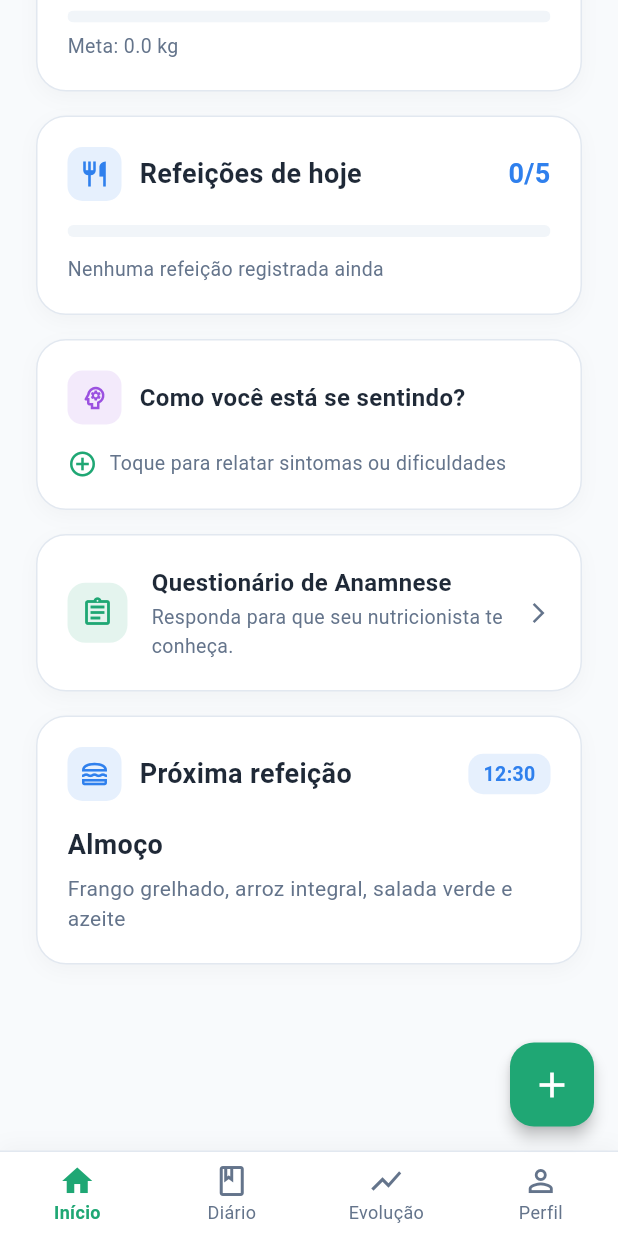
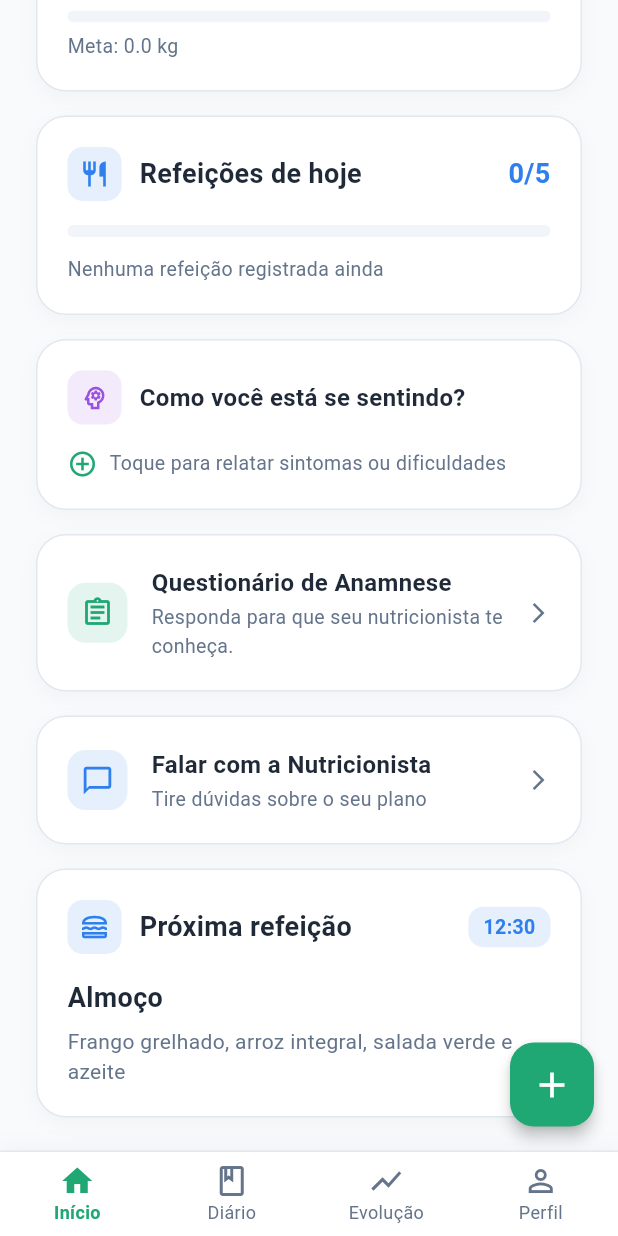
Before and after one commit to 435310/nutriflow, a Flutter app: the PatientDashboardPage screen opened by its route, scrolled down 286 dp, on a phone screen of 412 x 824 dp. Run offline on Flutter 3.47's test engine with Material 3 defaults, Android fonts, the phone set to English and light mode, and no system bars; our stand-ins replace image_picker, shared_preferences, supabase_flutter; accounts and stored records are empty.

Commit message:
feat: aplica seguranca RLS no Supabase, atualiza AuthService e reativa chat seguro

```diff
--- a/lib/screens/patient/dashboard/patient_dashboard_page.dart
+++ b/lib/screens/patient/dashboard/patient_dashboard_page.dart
@@ -216,7 +216,7 @@ class _PatientDashboardPageState extends State<PatientDashboardPage>
 
                 const SizedBox(height: 16),
 
-                // ATALHO PARA A ANAMNESE (RESTAURADO)
+                // ATALHO PARA A ANAMNESE
                 InkWell(
                   onTap: () async {
                     await Navigator.pushNamed(context, AppRoutes.fillAnamnesis);
@@ -281,6 +281,71 @@ class _PatientDashboardPageState extends State<PatientDashboardPage>
 
                 const SizedBox(height: 16),
 
+                // ATALHO PARA O CHAT (RESTAURADO)
+                InkWell(
+                  onTap: () async {
+                    await Navigator.pushNamed(context, AppRoutes.patientChat);
+                    if (mounted) _loadData();
+                  },
+                  borderRadius: BorderRadius.circular(20),
+                  child: Container(
+                    padding: const EdgeInsets.all(20),
+                    decoration: BoxDecoration(
+                      color: AppColors.surface,
+                      borderRadius: BorderRadius.circular(20),
+                      border: Border.all(color: AppColors.border),
+                      boxShadow: [
+                        BoxShadow(
+                          color: Colors.black.withValues(alpha: 0.03),
+                          blurRadius: 10,
+                          offset: const Offset(0, 4),
+                        ),
+                      ],
+                    ),
+                    child: Row(
+                      children: [
+                        Container(
+                          height: 40,
+                          width: 40,
+                          decoration: BoxDecoration(
+                            color: AppColors.secondary.withValues(alpha: 0.12),
+                            borderRadius: BorderRadius.circular(12),
+                          ),
+                          child: const Icon(
+                            Icons.chat_bubble_outline,
+                            color: AppColors.secondary,
+                            size: 22,
+                          ),
+                        ),
+                        const SizedBox(width: 16),
+                        Expanded(
+                          child: Column(
+                            crossAxisAlignment: CrossAxisAlignment.start,
+                            children: [
+                              Text(
+                                'Falar com a Nutricionista',
+                                style: AppTextStyles.h3.copyWith(fontSize: 16),
+                              ),
+                              const SizedBox(height: 2),
+                              Text(
+                                'Tire dúvidas sobre o seu plano',
+                                style: AppTextStyles.caption,
+                              ),
+                            ],
+                          ),
+                        ),
+                        const Icon(
+                          Icons.arrow_forward_ios,
+                          size: 16,
+                          color: AppColors.textSecondary,
+                        ),
+                      ],
+                    ),
+                  ),
+                ),
+
+                const SizedBox(height: 16),
+
                 const NextMealCard(
                   mealName: 'Almoço',
                   mealTime: '12:30',
```
Also changed, not shown: lib/services/auth_service.dart (+64 -27 lines).
